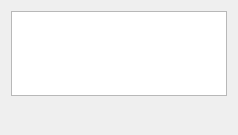
Above: src2/plugin/rootbuilder/ui/rootbuilder_help.ui from Kezyma/ModOrganizer-Plugins before the change. Below: the same form after it.
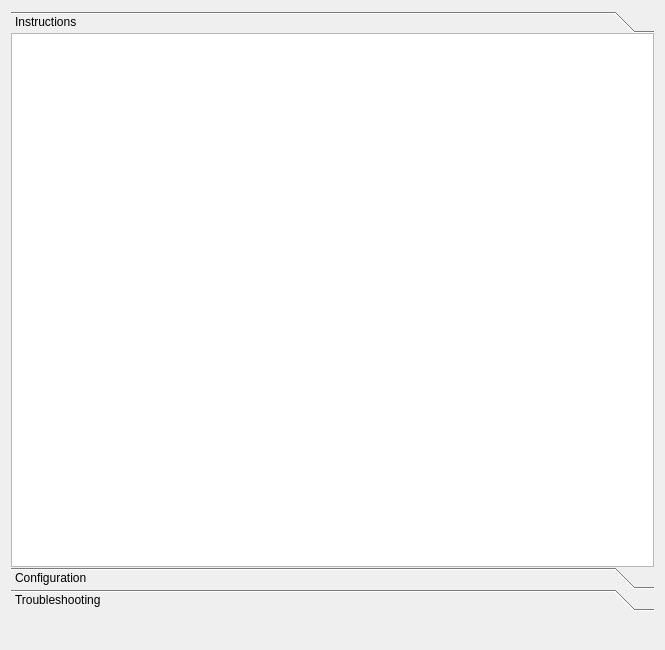
That is the form after the change.

The edit to the form file:
```diff
--- a/src2/plugin/rootbuilder/ui/rootbuilder_help.ui
+++ b/src2/plugin/rootbuilder/ui/rootbuilder_help.ui
@@ -6,8 +6,8 @@
    <rect>
     <x>0</x>
     <y>0</y>
-    <width>238</width>
-    <height>135</height>
+    <width>665</width>
+    <height>650</height>
    </rect>
   </property>
   <property name="windowTitle">
@@ -15,7 +15,96 @@
   </property>
   <layout class="QVBoxLayout" name="verticalLayout">
    <item>
-    <widget class="QTextBrowser" name="helpBrowser"/>
+    <widget class="QToolBox" name="helpToolBox">
+     <property name="currentIndex">
+      <number>0</number>
+     </property>
+     <property name="tabSpacing">
+      <number>0</number>
+     </property>
+     <widget class="QWidget" name="instructWidget">
+      <property name="geometry">
+       <rect>
+        <x>0</x>
+        <y>0</y>
+        <width>647</width>
+        <height>540</height>
+       </rect>
+      </property>
+      <attribute name="label">
+       <string>Instructions</string>
+      </attribute>
+      <layout class="QVBoxLayout" name="verticalLayout_2">
+       <property name="leftMargin">
+        <number>0</number>
+       </property>
+       <property name="topMargin">
+        <number>0</number>
+       </property>
+       <property name="rightMargin">
+        <number>0</number>
+       </property>
+       <property name="bottomMargin">
+        <number>0</number>
+       </property>
+       <item>
+        <widget class="QTextBrowser" name="instructText"/>
+       </item>
+      </layout>
+     </widget>
+     <widget class="QWidget" name="configWidget">
+      <property name="geometry">
+       <rect>
+        <x>0</x>
+        <y>0</y>
+        <width>647</width>
+        <height>540</height>
+       </rect>
+      </property>
+      <attribute name="label">
+       <string>Configuration</string>
+      </attribute>
+      <layout class="QVBoxLayout" name="verticalLayout_3">
+       <property name="leftMargin">
+        <number>0</number>
+       </property>
+       <property name="topMargin">
+        <number>0</number>
+       </property>
+       <property name="rightMargin">
+        <number>0</number>
+       </property>
+       <property name="bottomMargin">
+        <number>0</number>
+       </property>
+       <item>
+        <widget class="QTextBrowser" name="configText"/>
+       </item>
+      </layout>
+     </widget>
+     <widget class="QWidget" name="troubleWidget">
+      <attribute name="label">
+       <string>Troubleshooting</string>
+      </attribute>
+      <layout class="QVBoxLayout" name="verticalLayout_4">
+       <property name="leftMargin">
+        <number>0</number>
+       </property>
+       <property name="topMargin">
+        <number>0</number>
+       </property>
+       <property name="rightMargin">
+        <number>0</number>
+       </property>
+       <property name="bottomMargin">
+        <number>0</number>
+       </property>
+       <item>
+        <widget class="QTextBrowser" name="troubleText"/>
+       </item>
+      </layout>
+     </widget>
+    </widget>
    </item>
    <item>
     <widget class="QWidget" name="linksWidget" native="true">
```
